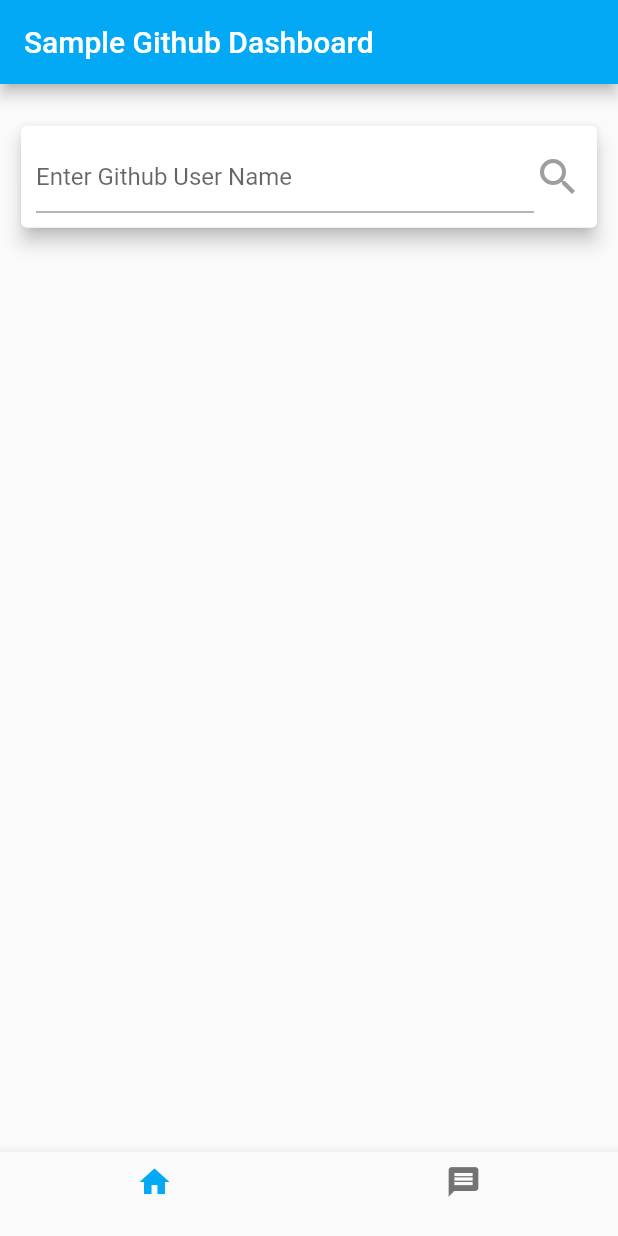
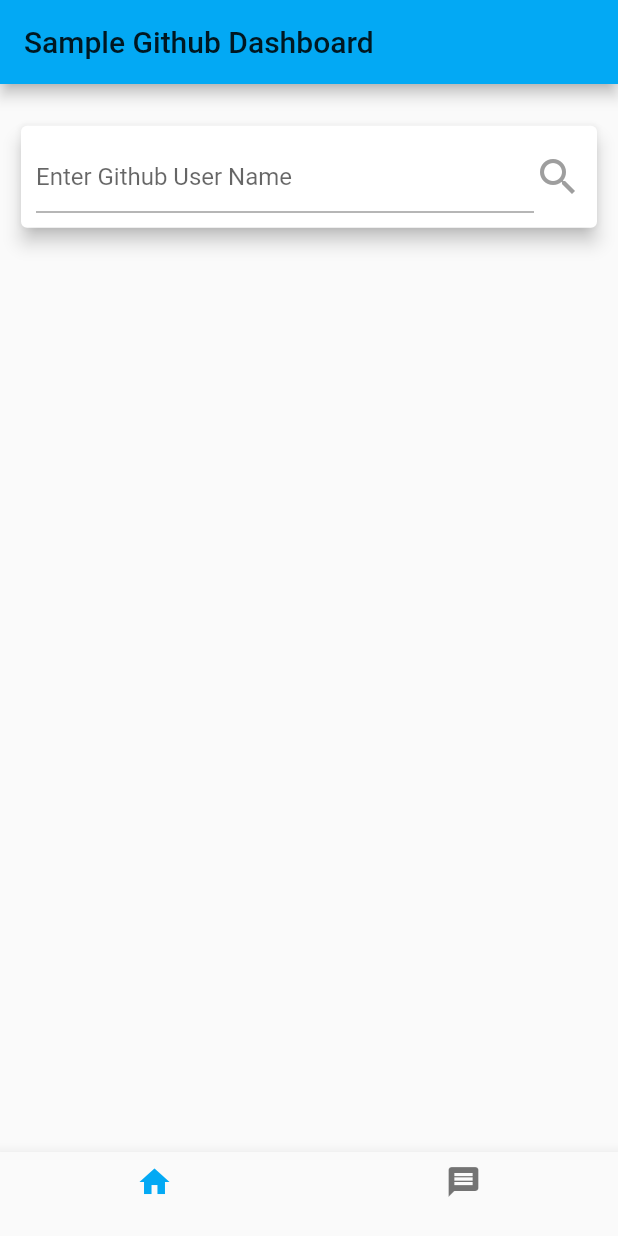
Before and after one commit to ABDERRAOUFMERAZKA/GitHubFetchRepository, a Flutter app: the screen it shows after launch, on a phone screen of 412 x 824 dp. Run offline on Flutter 3.47's test engine with Material 2 defaults, Android fonts, the phone set to English and light mode, and no system bars; missing offline and left inert: link.

```diff
--- a/lib/Navigation/navigation.dart
+++ b/lib/Navigation/navigation.dart
@@ -1,6 +1,5 @@
-import 'package:dynamic_list/Screens/contactScreen.dart';
 import 'package:flutter/material.dart';
-import '../screens/homeScreen.dart';
+import '../Screens/homeScreen.dart';
 import '../Screens/contactScreen.dart';
 
 class Tabs extends StatefulWidget {
@@ -34,8 +33,7 @@
   @override
   Widget build(BuildContext context) {
     final AppBar appBar = AppBar(
-      title: Text(_listTabsbar[_indexTabsbar]['title'],
-        style: TextStyle(color: Colors.white)),
+      title: Text(_listTabsbar[_indexTabsbar]['title']),
     );
     return Scaffold(
       appBar: appBar,
--- a/lib/Screens/homeScreen.dart
+++ b/lib/Screens/homeScreen.dart
@@ -1,5 +1,5 @@
 import 'package:flutter/material.dart';
-import '../widgets/Search.dart';
+import '../Widgets/Search.dart';
 import '../Widgets/listRepo.dart';
 
 class HomeScreen extends StatelessWidget {
```
Also changed, not shown: lib/Screens/settingScreen.dart (added, +10 -0 lines), pubspec.lock, 4 other files.
